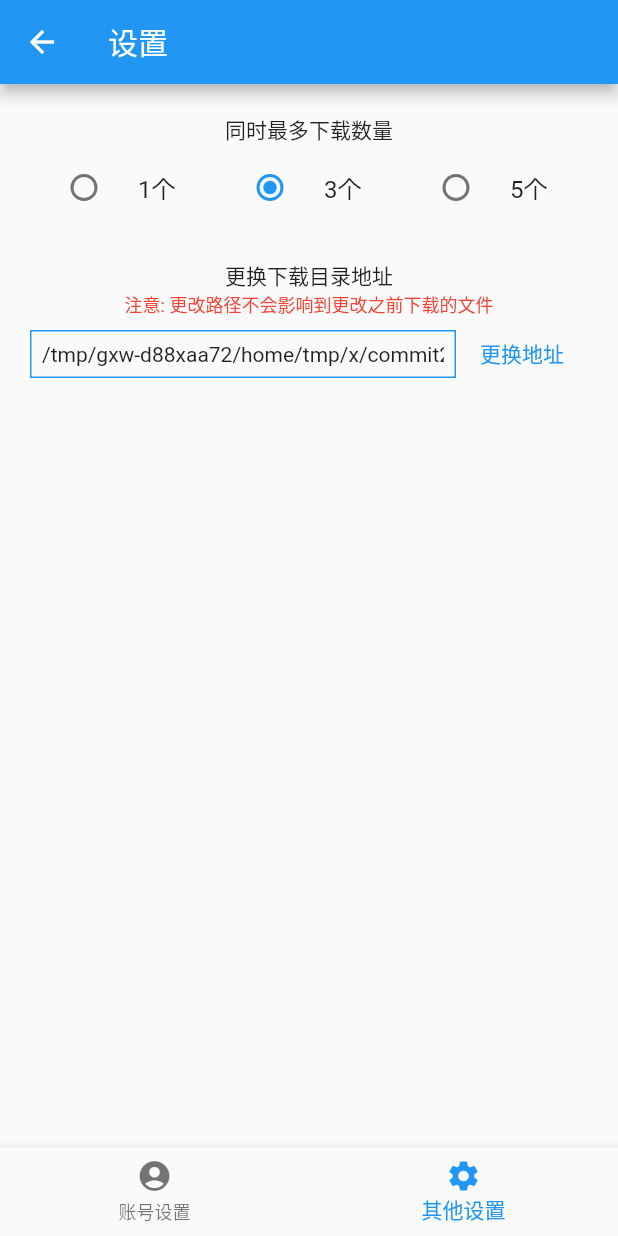
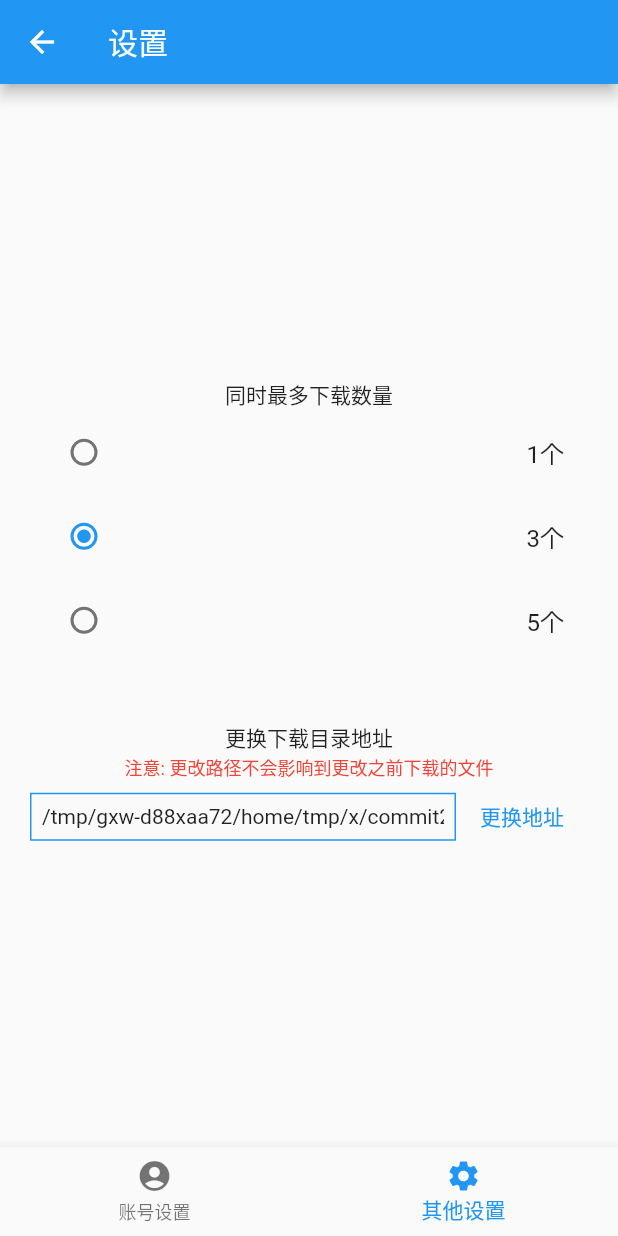
Before and after one commit to Dunqing/flutter-minio, a Flutter app: the SettingRoute screen opened by its route, swiped to page 2, on a phone screen of 412 x 824 dp. Run offline on Flutter 3.47's test engine with Material 2 defaults, Android fonts, the phone set to English and light mode, and no system bars; our stand-ins replace extended_image, file_picker, fluttertoast, open_file, permission_handler, rxdart and 3 more; missing offline and left inert: minio; accounts and stored records are empty.

Commit message:
fix: 修复页面错乱和一些错误提示的修正

```diff
--- a/lib/minio/DownloadController.dart
+++ b/lib/minio/DownloadController.dart
@@ -4,6 +4,8 @@ import 'package:MinioClient/db/DownloadDb.dart';
 import 'package:MinioClient/minio/minio.dart';
 import 'package:MinioClient/utils/file.dart';
 import 'package:MinioClient/utils/storage.dart';
+import 'package:MinioClient/utils/utils.dart';
+import 'package:path/path.dart' show basename;
 import 'package:rxdart/rxdart.dart';
 
 import 'DownloadFileInstance.dart';
@@ -124,6 +126,8 @@ class DownloadController {
 
     _onCompleted(downloadSize, fileSize) {
       print('completed currentSize $downloadSize || fileSize $fileSize');
+      final filename = basename(instance.filename);
+      toast('下载完成 $filename');
       this.updateDownloadSize(instance, instance.downloadSize);
       this.updateDownloadState(instance, DownloadState.COMPLETED);
       this.scheduler.notify(instance);
--- a/lib/minio/minio.dart
+++ b/lib/minio/minio.dart
@@ -210,7 +210,6 @@ class MinioController {
     if (localStat.size != stat.size) {
       throw MinioError('Size mismatch between downloaded file and the object');
     }
-    toast('下载完成 $filename');
     return rename();
   }
 }
--- a/lib/pages/widgets/DownloadPage.dart
+++ b/lib/pages/widgets/DownloadPage.dart
@@ -4,6 +4,7 @@ import 'package:MinioClient/utils/file.dart';
 import 'package:MinioClient/utils/utils.dart';
 import 'package:flutter/material.dart';
 import 'package:open_file/open_file.dart';
+import 'package:path/path.dart' show basename;
 import 'package:rxdart/rxdart.dart';
 
 class DownloadPage extends StatefulWidget {
@@ -57,7 +58,7 @@ class _DownloadPageState extends State<DownloadPage> {
                     itemCount: data.length,
                     itemBuilder: (context, index) {
                       final current = data[index];
-                      final filename = current.filename.split('/').last;
+                      final filename = basename(current.filename);
                       return Column(
                         children: [
                           ListTile(
--- a/lib/pages/widgets/OtherSetting.dart
+++ b/lib/pages/widgets/OtherSetting.dart
@@ -66,7 +66,15 @@ class _OtherSettingState extends State<OtherSetting> {
       constraints: BoxConstraints.expand(),
       alignment: Alignment.center,
       child: Column(
-        children: [..._renderDownloadCount(), ..._renderSelectDictionary()],
+        mainAxisAlignment: MainAxisAlignment.center,
+        children: [
+          ..._renderDownloadCount(),
+          SizedBox(
+            height: 40,
+            child: null,
+          ),
+          ..._renderSelectDictionary()
+        ],
       ),
     );
   }
@@ -74,38 +82,34 @@ class _OtherSettingState extends State<OtherSetting> {
   List<Widget> _renderDownloadCount() {
     return [
       Text('同时最多下载数量'),
-      Row(children: [
-        Expanded(
-            child: RadioListTile<MaxDownloadCount>(
-          title: Text('1个'),
+      Column(children: [
+        RadioListTile<MaxDownloadCount>(
+          title: Text(
+            '1个',
+            textAlign: TextAlign.right,
+          ),
           value: MaxDownloadCount.One,
           onChanged: _radioChanged,
           groupValue: _count,
-        )),
-        Expanded(
-            child: RadioListTile<MaxDownloadCount>(
-          title: Text('3个'),
+        ),
+        RadioListTile<MaxDownloadCount>(
+          title: Text('3个', textAlign: TextAlign.right),
           value: MaxDownloadCount.Three,
           onChanged: _radioChanged,
           groupValue: _count,
-        )),
-        Expanded(
-            child: RadioListTile(
-          title: Text('5个'),
+        ),
+        RadioListTile(
+          title: Text('5个', textAlign: TextAlign.right),
           value: MaxDownloadCount.Five,
           onChanged: _radioChanged,
           groupValue: _count,
-        )),
+        ),
       ])
     ];
   }
 
   List<Widget> _renderSelectDictionary() {
     return [
-      SizedBox(
-        height: 20,
-        child: null,
-      ),
       Text('更换下载目录地址'),
       Text(
         '注意: 更改路径不会影响到更改之前下载的文件',
--- a/lib/widgets/FloatingActionExtendButton/floating_action_extend_button.dart
+++ b/lib/widgets/FloatingActionExtendButton/floating_action_extend_button.dart
@@ -110,6 +110,10 @@ class _FloatingActionExtendButtonState extends State<FloatingActionExtendButton>
   }
 
   List<Widget> _getChildrenList() {
+    if (!widget.visible) {
+      return [];
+    }
+
     final singleChildrenTween = 1.0 / widget.children.length;
 
     return widget.children.map((FloatingActionExtendChild child) {
```
